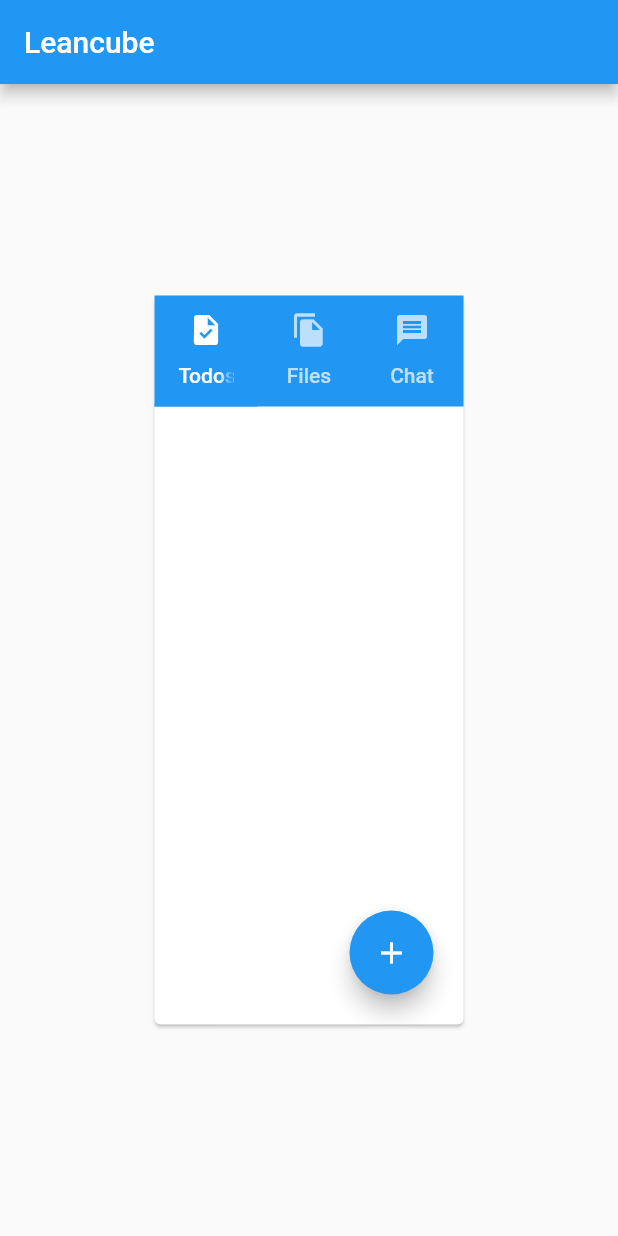
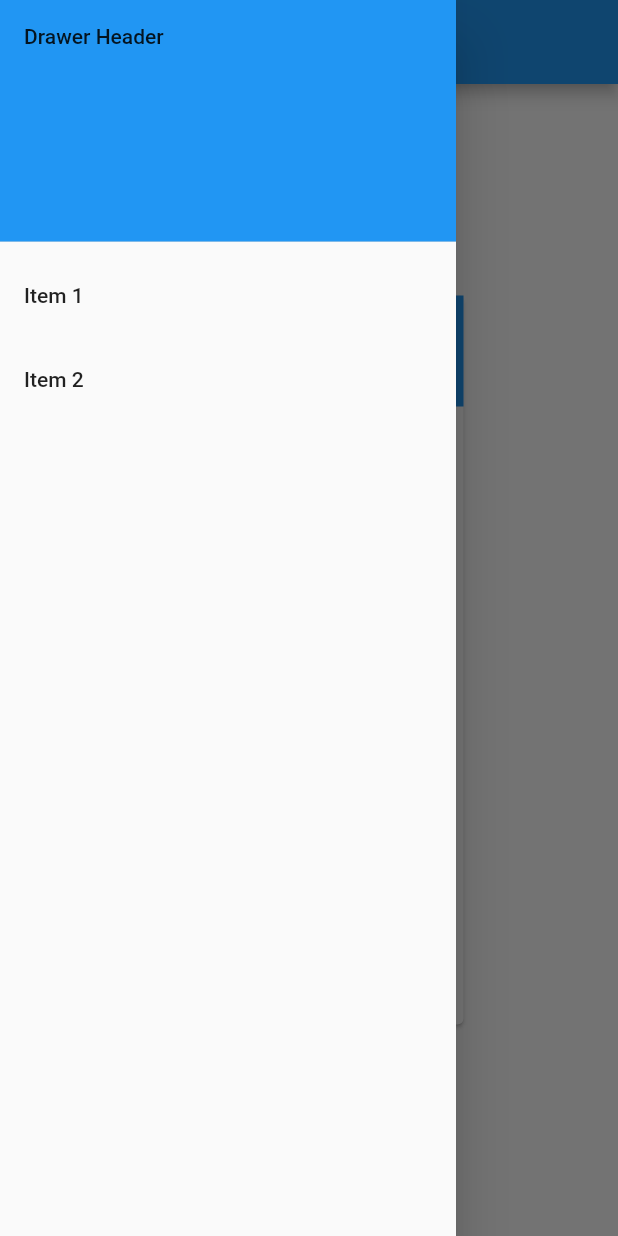
Before and after one commit to emely3h/LeanCubator, a Flutter app: the screen it shows after launch, with the side drawer open (before the commit the screen has no drawer), on a phone screen of 412 x 824 dp. Run offline on Flutter 3.47's test engine with Material 2 defaults, Android fonts, the phone set to English and light mode, and no system bars; our stand-ins replace file_picker, syncfusion_flutter_datepicker; missing offline and left inert: firebase_auth_web, firebase_core_web; accounts and stored records are empty.

Commit message:
add drawer

```diff
--- a/lib/main.dart
+++ b/lib/main.dart
@@ -28,6 +28,34 @@ class _MyHomePageState extends State<MyHomePage> {
       appBar: new AppBar(
         title: new Text('Leancube'),
       ),
+      drawer: Drawer(
+        child: ListView(
+          // Important: Remove any padding from the ListView.
+          padding: EdgeInsets.zero,
+          children: [
+            const DrawerHeader(
+              decoration: BoxDecoration(
+                color: Colors.blue,
+              ),
+              child: Text('Drawer Header'),
+            ),
+            ListTile(
+              title: const Text('Item 1'),
+              onTap: () {
+                // Update the state of the app.
+                // ...
+              },
+            ),
+            ListTile(
+              title: const Text('Item 2'),
+              onTap: () {
+                // Update the state of the app.
+                // ...
+              },
+            ),
+          ],
+        ), // Populate the Drawer in the next step.
+      ),
       body: TaskPage(),
     );
   }
```
